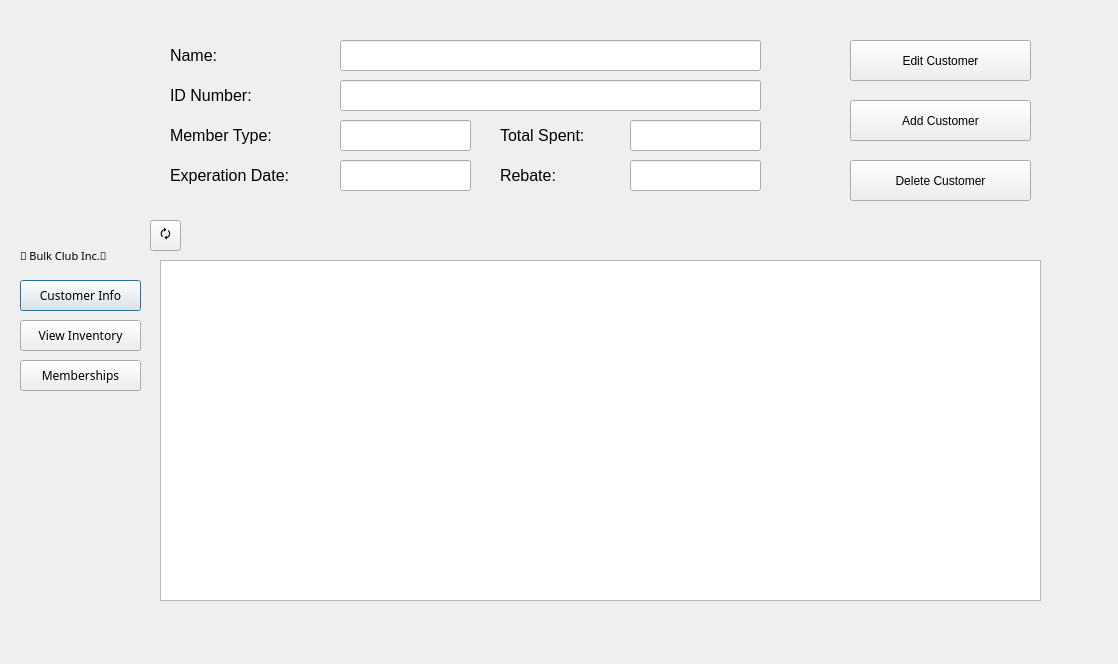
The window that The-Simps/Admin.ui (UnitedPuggs/The-Simps) describes before a commit, drawn with Qt 5.
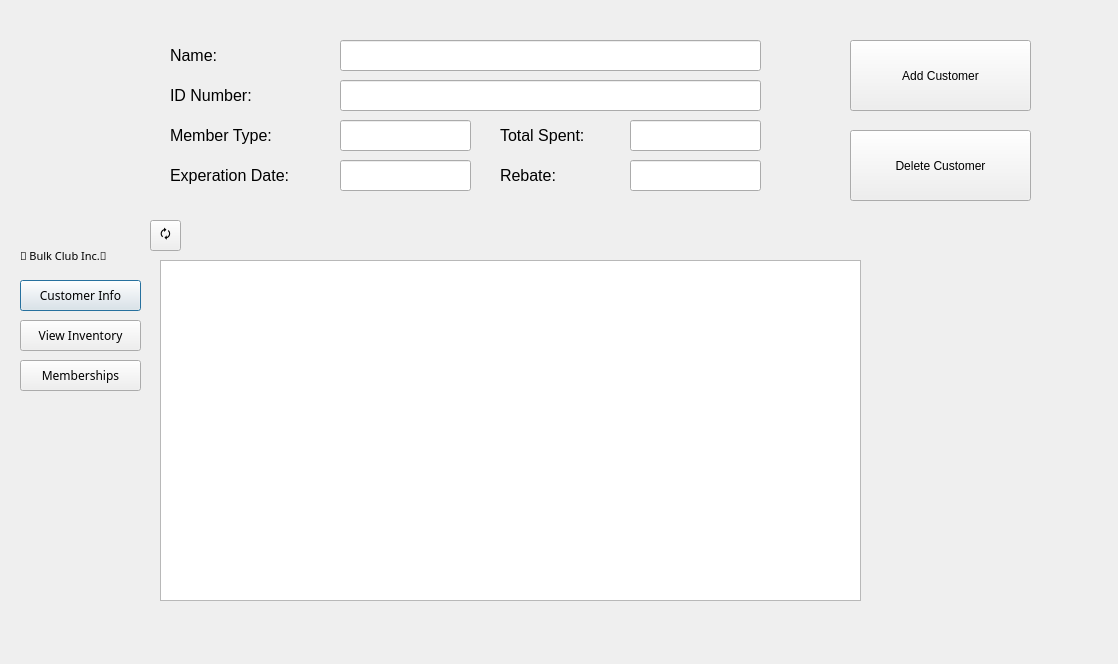
The same window after the commit. The open tabs and pages were chosen to show the change.

Diff of the .ui file:
```diff
--- a/The-Simps/Admin.ui
+++ b/The-Simps/Admin.ui
@@ -95,7 +95,7 @@
       <rect>
        <x>10</x>
        <y>250</y>
-       <width>881</width>
+       <width>701</width>
        <height>341</height>
       </rect>
      </property>
@@ -132,9 +132,9 @@
      <property name="geometry">
       <rect>
        <x>700</x>
-       <y>90</y>
+       <y>30</y>
        <width>181</width>
-       <height>41</height>
+       <height>71</height>
       </rect>
      </property>
      <property name="font">
@@ -147,25 +147,6 @@
       <string>Add Customer</string>
      </property>
     </widget>
-    <widget class="QPushButton" name="customerPage_editButton">
-     <property name="geometry">
-      <rect>
-       <x>700</x>
-       <y>30</y>
-       <width>181</width>
-       <height>41</height>
-      </rect>
-     </property>
-     <property name="font">
-      <font>
-       <family>Arial</family>
-       <pointsize>9</pointsize>
-      </font>
-     </property>
-     <property name="text">
-      <string>Edit Customer</string>
-     </property>
-    </widget>
     <widget class="QLineEdit" name="RebateLineEdit">
      <property name="geometry">
       <rect>
@@ -345,9 +326,9 @@
      <property name="geometry">
       <rect>
        <x>700</x>
-       <y>150</y>
+       <y>120</y>
        <width>181</width>
-       <height>41</height>
+       <height>71</height>
       </rect>
      </property>
      <property name="font">
```
Left out of the diff: 2 changed lines with no effect on the pictures.
